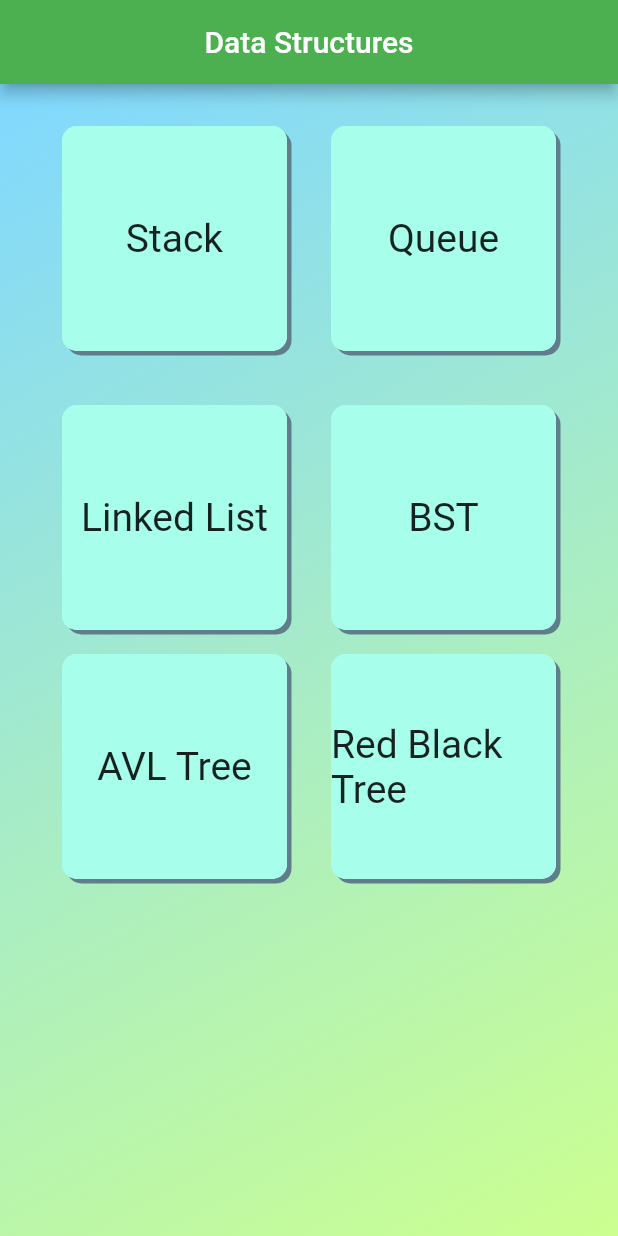
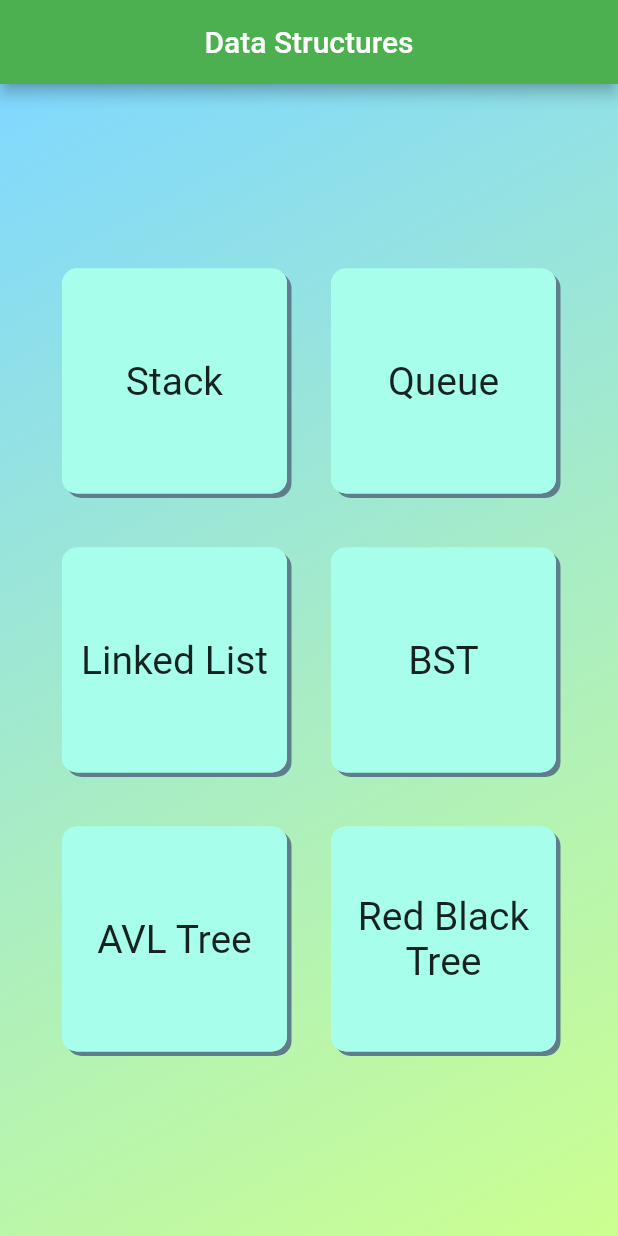
Before and after one commit to Monster-18/data_structures, a Flutter app: the screen it shows after launch, on a phone screen of 412 x 824 dp. Run offline on Flutter 3.47's test engine with Material 2 defaults, Android fonts, the phone set to English and light mode, and no system bars; missing offline and left inert: zoom_widget.

Commit message:
Completed implementation and operations of Red Black Tree.

```diff
--- a/lib/helper/widgets/button.dart
+++ b/lib/helper/widgets/button.dart
@@ -1,10 +1,11 @@
+import 'package:flutter/cupertino.dart';
 import 'package:flutter/material.dart';
 
 class Button extends StatefulWidget {
-  final String title;
+  final String title1, title2;
   final VoidCallback callback;
 
-  Button({this.title, this.callback});
+  Button({this.title1, this.title2, this.callback});
 
   @override
   _ButtonState createState() => _ButtonState();
@@ -49,14 +50,33 @@ class _ButtonState extends State<Button> {
                 )
               ]
           ),
-          child: Center(
-            child: Text(
-              '${widget.title}',
-              style: TextStyle(
-                  decoration: TextDecoration.none,
-                  fontSize: 26.0
+          child: Column(
+            mainAxisAlignment: MainAxisAlignment.center,
+            children: [
+              Center(
+                child: Text(
+                  '${widget.title1}',
+                  style: TextStyle(
+                      decoration: TextDecoration.none,
+                      fontSize: 26.0
+                  ),
+                ),
               ),
-            ),
+              (widget.title2 != null)?
+                  Center(
+                    child: Text(
+                      '${widget.title2}',
+                      style: TextStyle(
+                          decoration: TextDecoration.none,
+                          fontSize: 26.0
+                      ),
+                    ),
+                  ):
+                  Expanded(
+                    flex:0,
+                    child: Container(),
+                  ),
+            ],
           ),
         ),
       ),
--- a/lib/home.dart
+++ b/lib/home.dart
@@ -17,18 +17,21 @@ class Home extends StatelessWidget {
           padding: const EdgeInsets.all(20.0),
           child: Container(
             child: Column(
+              mainAxisAlignment: MainAxisAlignment.center,
               children: [
                 Row(
                   mainAxisAlignment: MainAxisAlignment.spaceEvenly,
                   children: [
                     Button(
-                      title: "Stack",
+                      title1: "Stack",
+                      title2: null,
                       callback: (){
                         Navigator.pushNamed(context, '/stack');
                       },
                     ),
                     Button(
-                      title: "Queue",
+                      title1: "Queue",
+                      title2: null,
                       callback: (){
                         Navigator.pushNamed(context, '/queue');
                       },
@@ -42,30 +45,37 @@ class Home extends StatelessWidget {
                   mainAxisAlignment: MainAxisAlignment.spaceEvenly,
                   children: [
                     Button(
-                      title: "Linked List",
+                      title1: "Linked List",
+                      title2: null,
                       callback: (){
                         Navigator.pushNamed(context, '/linkedList');
                       },
                     ),
                     Button(
-                      title: "BST",
+                      title1: "BST",
+                      title2: null,
                       callback: (){
                         Navigator.pushNamed(context, '/bst');
                       },
                     ),
                   ],
                 ),
+                SizedBox(
+                  height: 20.0,
+                ),
                 Row(
                   mainAxisAlignment: MainAxisAlignment.spaceEvenly,
                   children: [
                     Button(
-                      title: "AVL Tree",
+                      title1: "AVL Tree",
+                      title2: null,
                       callback: (){
                         Navigator.pushNamed(context, '/avl');
                       },
                     ),
                     Button(
-                      title: "Red Black Tree",
+                      title1: "Red Black",
+                      title2: "Tree",
                       callback: (){
                         Navigator.pushNamed(context, '/rb');
                       },
--- a/lib/info/red_black_tree_info.dart
+++ b/lib/info/red_black_tree_info.dart
@@ -6,7 +6,7 @@ class RBInfo extends StatelessWidget {
 
   final List<String> list = [
     'Left Node  <  Root Node  <  Right Node',
-    'AVL Tree is a kind of Self-Balancing Binary Search Tree',
+    'Red Black Tree is a kind of Self-Balancing Binary Search Tree',
     'Each node is either red or black',
     'The root is black [Optional]',
     'All NIL leaves are black',
--- a/lib/operations/red_black_tree_operations.dart
+++ b/lib/operations/red_black_tree_operations.dart
@@ -112,7 +112,7 @@ class RBOperations{
     // Case 1: Parent is null, we've reached the root, the end of the recursion
     if (parent == null) {
       // Uncomment the following line if you want to enforce black roots (rule 2):
-      // node.color = BLACK;
+      node.color = false;
       return;
     }
 
@@ -288,7 +288,7 @@ class RBOperations{
   // Case 1: Examined node is root, end of recursion
   if (node == _root) {
   // Uncomment the following line if you want to enforce black roots (rule 2):
-  // node.color = BLACK;
+  node.color = false;
   return;
   }
 
```
